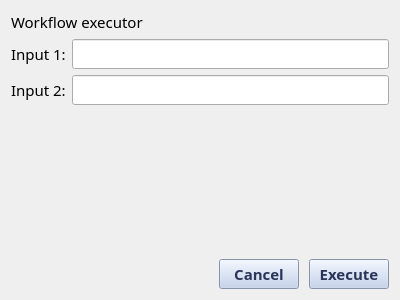
EO-DataHub/eodh-qgis, file eodh_qgis/ui/wf_executor.ui: the form before one commit.
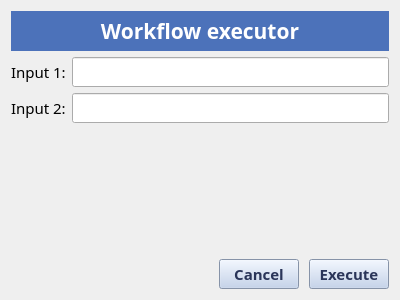
The form after the commit.

Diff of the .ui file:
```diff
--- a/eodh_qgis/ui/wf_executor.ui
+++ b/eodh_qgis/ui/wf_executor.ui
@@ -31,9 +31,28 @@
   <layout class="QVBoxLayout" name="verticalLayout">
    <item>
     <widget class="QLabel" name="label">
+     <property name="font">
+      <font>
+       <family>Fira Sans</family>
+       <pointsize>16</pointsize>
+       <weight>75</weight>
+       <bold>true</bold>
+      </font>
+     </property>
+     <property name="styleSheet">
+      <string notr="true">background: #4C72BA;
+color: white;
+padding: 5px;
+font-size: 16;
+font-weight: bold;
+font-family: Fira Sans;</string>
+     </property>
      <property name="text">
       <string>Workflow executor</string>
      </property>
+     <property name="alignment">
+      <set>Qt::AlignCenter</set>
+     </property>
     </widget>
    </item>
    <item>
```
